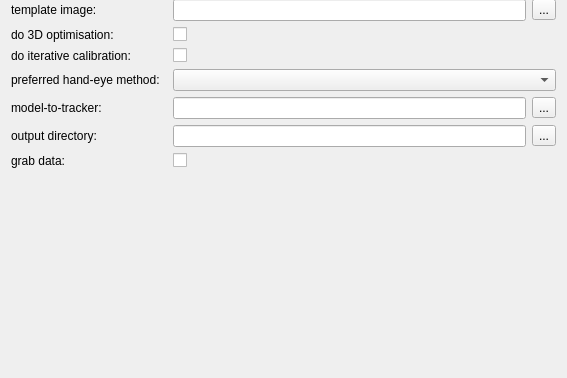
Above: MITK/Plugins/uk.ac.ucl.cmic.igicameracal/src/internal/niftkCameraCalViewPreferencePage.ui from NifTK/NifTK before the change; both pictures show x 0 to 567 and y 296 to 674 of the 567 by 674 pixel window. Below: the same form after it.
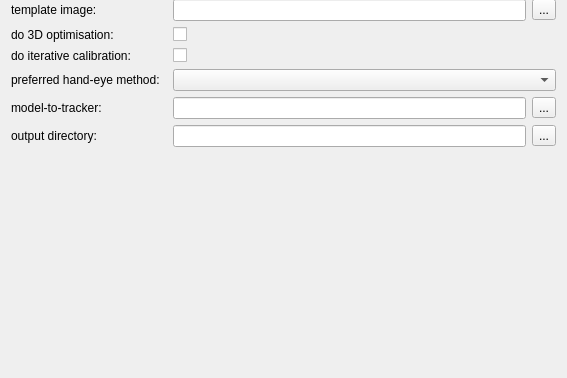
That is the form after the change.

Commit message: Issue #4884: Create new plugin to grab ultrasound data.

What changed in the file:
```diff
--- a/MITK/Plugins/uk.ac.ucl.cmic.igicameracal/src/internal/niftkCameraCalViewPreferencePage.ui
+++ b/MITK/Plugins/uk.ac.ucl.cmic.igicameracal/src/internal/niftkCameraCalViewPreferencePage.ui
@@ -441,28 +441,6 @@
        </item>
       </layout>
      </item>
-     <item row="16" column="0">
-      <widget class="QLabel" name="m_GrabData">
-       <property name="toolTip">
-        <string>Turn on to grab synchronised tracking/image data.
-Use it for grabbing data regardless of calibration parameters.</string>
-       </property>
-       <property name="text">
-        <string>grab data:</string>
-       </property>
-      </widget>
-     </item>
-     <item row="16" column="1">
-      <widget class="QCheckBox" name="m_GrabDataCheckBox">
-       <property name="toolTip">
-        <string>Turn on to grab synchronised tracking/image data.
-Use it for grabbing data regardless of calibration parameters.</string>
-       </property>
-       <property name="text">
-        <string/>
-       </property>
-      </widget>
-     </item>
     </layout>
    </item>
   </layout>
```
The commit also changes 36 other files.
